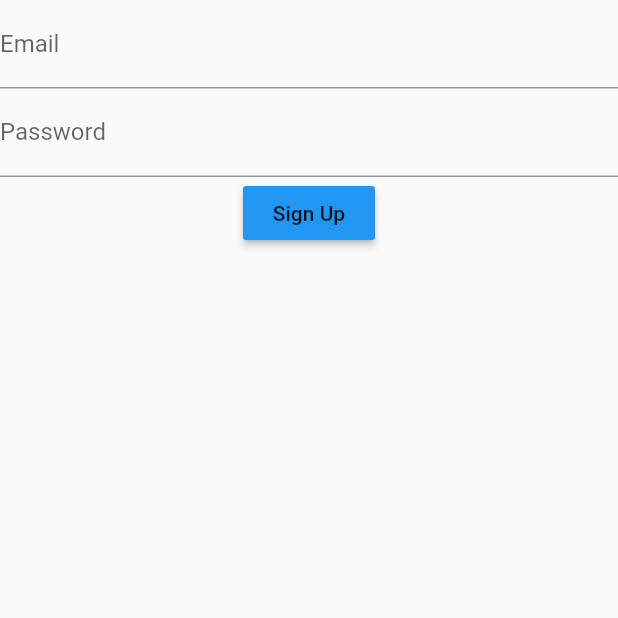
After one commit to lucastsc/deliverfood, a Flutter app: the SignUp screen opened directly, after a tap on "Sign Up", on a phone screen of 412 x 824 dp, the top half of it. The commit adds this screen. Run offline on Flutter 3.47's test engine with Material 2 defaults, Android fonts, the phone set to English and light mode, and no system bars; our stand-ins replace cloud_firestore, firebase_auth; accounts and stored records are empty; network calls fail.

Commit message:
created SignUp screen working

```diff
--- a/deliverfood/lib/HomePage.dart
+++ b/deliverfood/lib/HomePage.dart
@@ -1,6 +1,9 @@
 import 'package:flutter/material.dart';
 import 'package:cloud_firestore/cloud_firestore.dart';
 import 'RegisterFood.dart';
+import 'package:firebase_auth/firebase_auth.dart';
+import 'SignUp.dart';
+
 
 class HomePage extends StatefulWidget {
   @override
@@ -9,18 +12,25 @@ class HomePage extends StatefulWidget {
 
 class _HomePageState extends State<HomePage> {
 
-
-
   @override
   Widget build(BuildContext context) {
     return Scaffold(
       appBar: AppBar(
         title: Text("Deliverfood"),
         backgroundColor: Colors.lightBlue,
+        actions: <Widget>[
+          IconButton(
+            icon: Icon(Icons.person_add),
+            onPressed: (){
+              Navigator.push(context, MaterialPageRoute(builder: (context) => SignUp()));
+            },
+          )
+        ],
       ),
       body: Container(
         child: Column(
           children: <Widget>[
+
             RaisedButton(
               color: Colors.blue,
               child: Text("Register Food"),
--- a/deliverfood/lib/RegisterFood.dart
+++ b/deliverfood/lib/RegisterFood.dart
@@ -46,7 +46,7 @@ class _RegisterFoodState extends State<RegisterFood> {
               controller: foodDescriptionController,
               decoration: InputDecoration(
                 labelText: "Description",
-                hintText: "Enter the food's description"
+                hintText: "Enter food's description"
               ),
             ),
 
--- /dev/null
+++ b/deliverfood/lib/SignUp.dart
@@ -0,0 +1,51 @@
+import 'package:flutter/material.dart';
+import 'helper/firebaseHelper.dart';
+
+class SignUp extends StatefulWidget {
+  @override
+  _SignUpState createState() => _SignUpState();
+}
+
+class _SignUpState extends State<SignUp> {
+
+  TextEditingController emailController = new TextEditingController();
+  TextEditingController passwordController = new TextEditingController();
+
+  @override
+  Widget build(BuildContext context) {
+    return Scaffold(
+      body: Container(
+        child: Column(
+          children: <Widget>[
+
+            TextField(
+              controller: emailController,
+              decoration: InputDecoration(
+                labelText: "Email",
+                hintText: "Enter your email here",
+              ),
+            ),
+
+            TextField(
+              controller: passwordController,
+              obscureText: true,
+              decoration: InputDecoration(
+                labelText: "Password",
+                hintText: "Enter your password here",
+              ),
+            ),
+
+            RaisedButton(
+              color: Colors.blue,
+              child: Text("Sign Up"),
+              onPressed: (){
+                firebaseHelper().signUpWithEmail(emailController.text, passwordController.text);
+              },
+            ),
+          ],
+
+        ),
+      ),
+    );
+  }
+}
--- /dev/null
+++ b/deliverfood/lib/helper/firebaseHelper.dart
@@ -0,0 +1,26 @@
+import 'package:flutter/material.dart';
+import 'package:firebase_auth/firebase_auth.dart';
+
+class firebaseHelper{
+  final FirebaseAuth _auth = FirebaseAuth.instance;
+
+void signUpWithEmail(String email, String password) async{
+  FirebaseUser user;
+  try{
+    user = await _auth.createUserWithEmailAndPassword(
+        email: email,
+        password: password,);
+  }catch(e){
+    print(e.toString());
+  }finally{
+    if(user != null){
+      //sign in successfull
+      //ex: bring the user to the home page
+    }else{
+      //sign in unsuccessfull
+      //ex: prompt the user to try again
+    }
+  }
+}
+
+}
```
